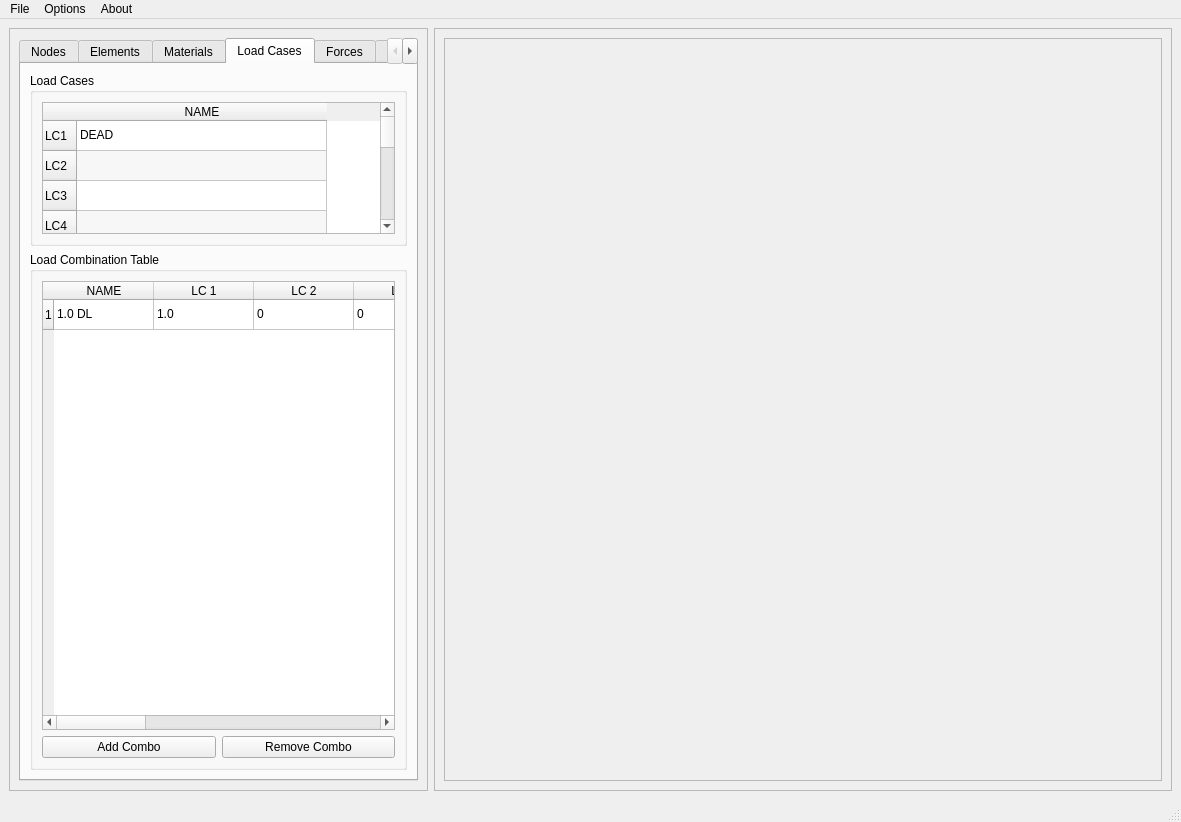
mjamezquidilla/pysead, file Truss2D_GUI.ui: the form before one commit.
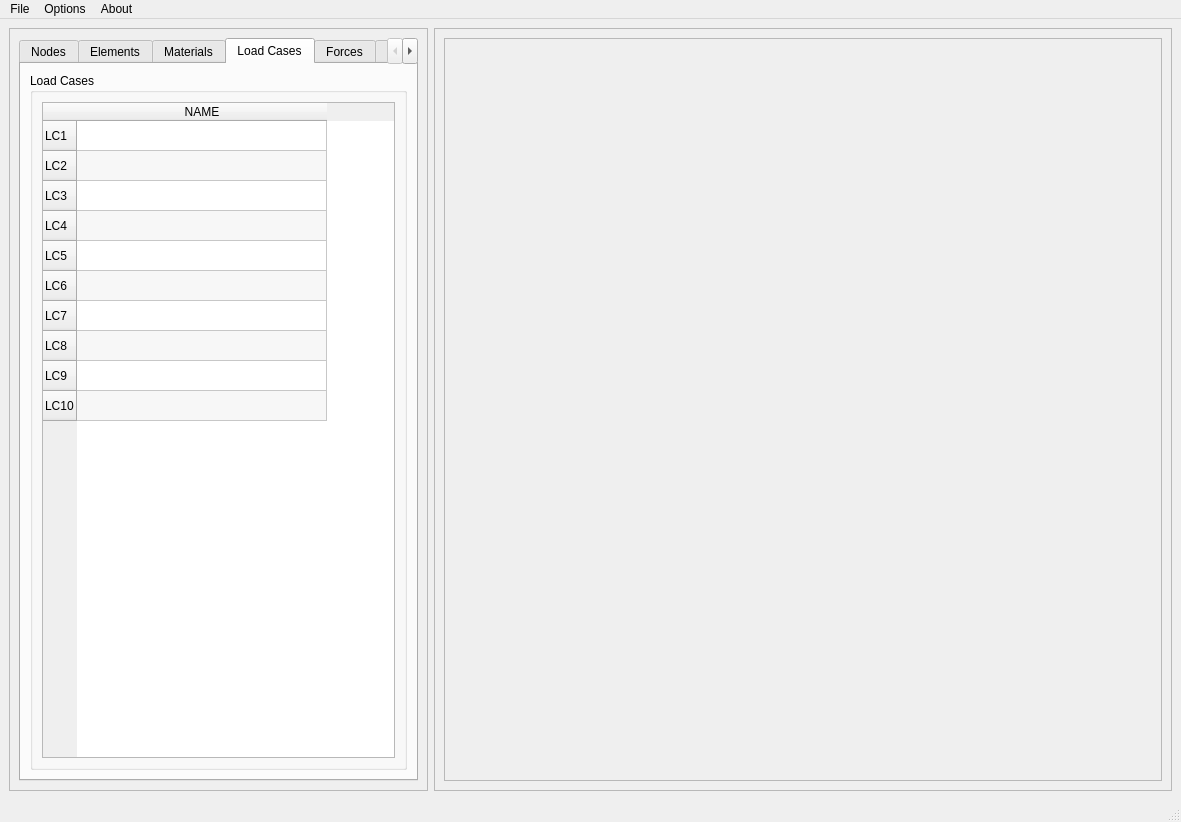
The form after the commit. The open tabs and pages were chosen to show the change.

Commit message: Removed Load Combination. Bug Fixes

```diff
--- a/Truss2D_GUI.ui
+++ b/Truss2D_GUI.ui
@@ -532,7 +532,7 @@
           <attribute name="title">
            <string>Load Cases</string>
           </attribute>
-          <layout class="QGridLayout" name="gridLayout_6" rowstretch="1,3" rowminimumheight="1,2">
+          <layout class="QGridLayout" name="gridLayout_6" rowstretch="1">
            <item row="0" column="0">
             <widget class="QGroupBox" name="groupBox_15">
              <property name="title">
@@ -619,7 +619,7 @@
                 </column>
                 <item row="0" column="0">
                  <property name="text">
-                  <string>DEAD</string>
+                  <string/>
                  </property>
                 </item>
                 <item row="1" column="0">
@@ -672,158 +672,6 @@
              </layout>
             </widget>
            </item>
-           <item row="1" column="0">
-            <widget class="QGroupBox" name="groupBox_16">
-             <property name="title">
-              <string>Load Combination Table</string>
-             </property>
-             <layout class="QVBoxLayout" name="verticalLayout_15">
-              <item>
-               <widget class="QTableWidget" name="Load_Combo_Table_Widget">
-                <property name="editTriggers">
-                 <set>QAbstractItemView::AllEditTriggers</set>
-                </property>
-                <property name="alternatingRowColors">
-                 <bool>true</bool>
-                </property>
-                <row>
-                 <property name="text">
-                  <string>1</string>
-                 </property>
-                </row>
-                <column>
-                 <property name="text">
-                  <string>NAME</string>
-                 </property>
-                </column>
-                <column>
-                 <property name="text">
-                  <string>LC 1</string>
-                 </property>
-                </column>
-                <column>
-                 <property name="text">
-                  <string>LC 2</string>
-                 </property>
-                </column>
-                <column>
-                 <property name="text">
-                  <string>LC 3</string>
-                 </property>
-                </column>
-                <column>
-                 <property name="text">
-                  <string>LC 4</string>
-                 </property>
-                </column>
-                <column>
-                 <property name="text">
-                  <string>LC 5</string>
-                 </property>
-                </column>
-                <column>
-                 <property name="text">
-                  <string>LC 6</string>
-                 </property>
-                </column>
-                <column>
-                 <property name="text">
-                  <string>LC 7</string>
-                 </property>
-                </column>
-                <column>
-                 <property name="text">
-                  <string>LC 8</string>
-                 </property>
-                </column>
-                <column>
-                 <property name="text">
-                  <string>LC 9</string>
-                 </property>
-                </column>
-                <column>
-                 <property name="text">
-                  <string>LC 10</string>
-                 </property>
-                </column>
-                <item row="0" column="0">
-                 <property name="text">
-                  <string>1.0 DL</string>
-                 </property>
-                </item>
-                <item row="0" column="1">
-                 <property name="text">
-                  <string>1.0</string>
-                 </property>
-                </item>
-                <item row="0" column="2">
-                 <property name="text">
-                  <string>0</string>
-                 </property>
-                </item>
-                <item row="0" column="3">
-                 <property name="text">
-                  <string>0</string>
-                 </property>
-                </item>
-                <item row="0" column="4">
-                 <property name="text">
-                  <string>0</string>
-                 </property>
-                </item>
-                <item row="0" column="5">
-                 <property name="text">
-                  <string>0</string>
-                 </property>
-                </item>
-                <item row="0" column="6">
-                 <property name="text">
-                  <string>0</string>
-                 </property>
-                </item>
-                <item row="0" column="7">
-                 <property name="text">
-                  <string>0</string>
-                 </property>
-                </item>
-                <item row="0" column="8">
-                 <property name="text">
-                  <string>0</string>
-                 </property>
-                </item>
-                <item row="0" column="9">
-                 <property name="text">
-                  <string>0</string>
-                 </property>
-                </item>
-                <item row="0" column="10">
-                 <property name="text">
-                  <string>0</string>
-                 </property>
-                </item>
-               </widget>
-              </item>
-              <item>
-               <layout class="QGridLayout" name="gridLayout">
-                <item row="0" column="1">
-                 <widget class="QPushButton" name="Remove_Load_Combo_Button">
-                  <property name="text">
-                   <string>Remove Combo</string>
-                  </property>
-                 </widget>
-                </item>
-                <item row="0" column="0">
-                 <widget class="QPushButton" name="Add_Load_Combo_Button">
-                  <property name="text">
-                   <string>Add Combo</string>
-                  </property>
-                 </widget>
-                </item>
-               </layout>
-              </item>
-             </layout>
-            </widget>
-           </item>
           </layout>
          </widget>
          <widget class="QWidget" name="Forces_Tab">
```
Left out of the diff: 53 changed lines with no effect on the pictures. Lines whose indentation alone changed are shown as unchanged. The commit also changes 1 other file.
